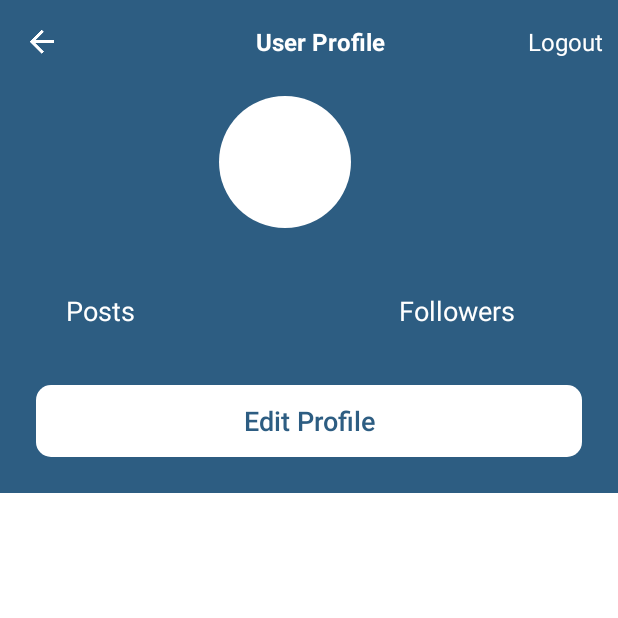
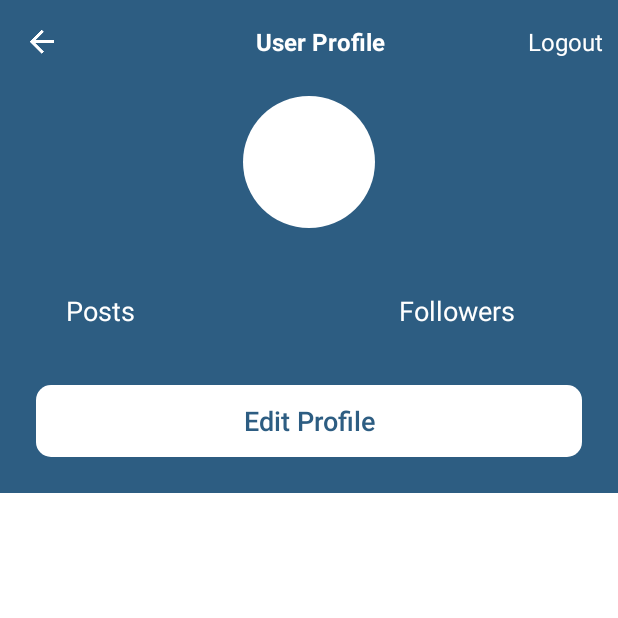
Before and after one commit to Gowdham88/SportsImageSharingApp_Android, an Android app: the UserProfileActivity screen opened directly, with no data from a screen before it, on a phone screen of 412 x 824 dp, the top half of it. Run offline under Robolectric (Android 15) with nearby library versions, the phone set to English and light mode, and no system bars; our stand-ins replace ButterKnife, Firebase (no records; nobody signed in at launch, a user with empty details on screens opened directly), Picasso; 2 statements that could not run were skipped.

Commit message:
large heap issue fixed

```diff
--- a/app/src/main/AndroidManifest.xml
+++ b/app/src/main/AndroidManifest.xml
@@ -29,6 +29,7 @@
         android:name=".InstaMaterialApplication"
         android:icon="@drawable/logoicon"
         android:label="@string/app_name"
+        android:largeHeap="true"
         android:theme="@style/AppTheme">
         <provider
             android:name="android.support.v4.content.FileProvider"
@@ -53,6 +54,7 @@
                 <category android:name="android.intent.category.LAUNCHER" />
             </intent-filter>
         </activity>
+
         <activity
             android:name=".ui.activity.MainActivity"
             android:screenOrientation="portrait" />
--- a/app/src/main/java/czsm/github/froger/instamaterial/ui/activity/SignupActivity.java
+++ b/app/src/main/java/czsm/github/froger/instamaterial/ui/activity/SignupActivity.java
@@ -176,6 +176,7 @@ TextView AccntTxt;
         EasyPermissions.onRequestPermissionsResult(requestCode, permissions, grantResults, this);
     }
 
+
     private void showBottomSheet() {
 
         final BottomSheetDialog bottomSheetDialog = new BottomSheetDialog(SignupActivity.this);
@@ -186,8 +187,8 @@ TextView AccntTxt;
 
         Camera = (TextView) bottomSheetView.findViewById(R.id.camera_title);
         Gallery = (TextView) bottomSheetView.findViewById(R.id.gallery_title);
-//            GalleryIcon = (ImageView) bottomSheetView.findViewById(R.id.gallery_icon);
-//            CameraIcon = (ImageView) bottomSheetView.findViewById(R.id.camera_image);
+//        GalleryIcon = (ImageView) bottomSheetView.findViewById(R.id.gallery_icon);
+//        CameraIcon = (ImageView) bottomSheetView.findViewById(R.id.camera_image);
         cancel=(TextView) bottomSheetView.findViewById(R.id.cancel_txt);
         Camera.setOnClickListener(new View.OnClickListener() {
             @Override
@@ -213,7 +214,6 @@ TextView AccntTxt;
                     EasyPermissions.requestPermissions(SignupActivity.this, "Permissions required", PERMISSIONS_REQUEST_GALLERY, CAMERA);
                 }
                 bottomSheetDialog.dismiss();
-
             }
         });
         cancel.setOnClickListener(new View.OnClickListener() {
--- a/app/src/main/res/layout/activity_user_profile.xml
+++ b/app/src/main/res/layout/activity_user_profile.xml
@@ -60,8 +60,7 @@
                             android:id="@+id/ivUserProfilePhoto"
                             android:layout_width="88dp"
                             android:layout_height="88dp"
-                            android:layout_gravity="center"
-                            android:layout_marginRight="16dp" />
+                            android:layout_gravity="center" />
 
                         <LinearLayout
                             android:id="@+id/vUserDetails"
@@ -73,7 +72,7 @@
                                 android:id="@+id/username_txt"
                                 android:layout_width="match_parent"
                                 android:layout_height="wrap_content"
-                               android:gravity="center_horizontal"
+                               android:gravity="center"
                                 android:layout_gravity="center_horizontal"
                                 android:text="John Smith"
                                 android:textColor="#ffffff"
```
Lines whose indentation alone changed are shown as unchanged.
